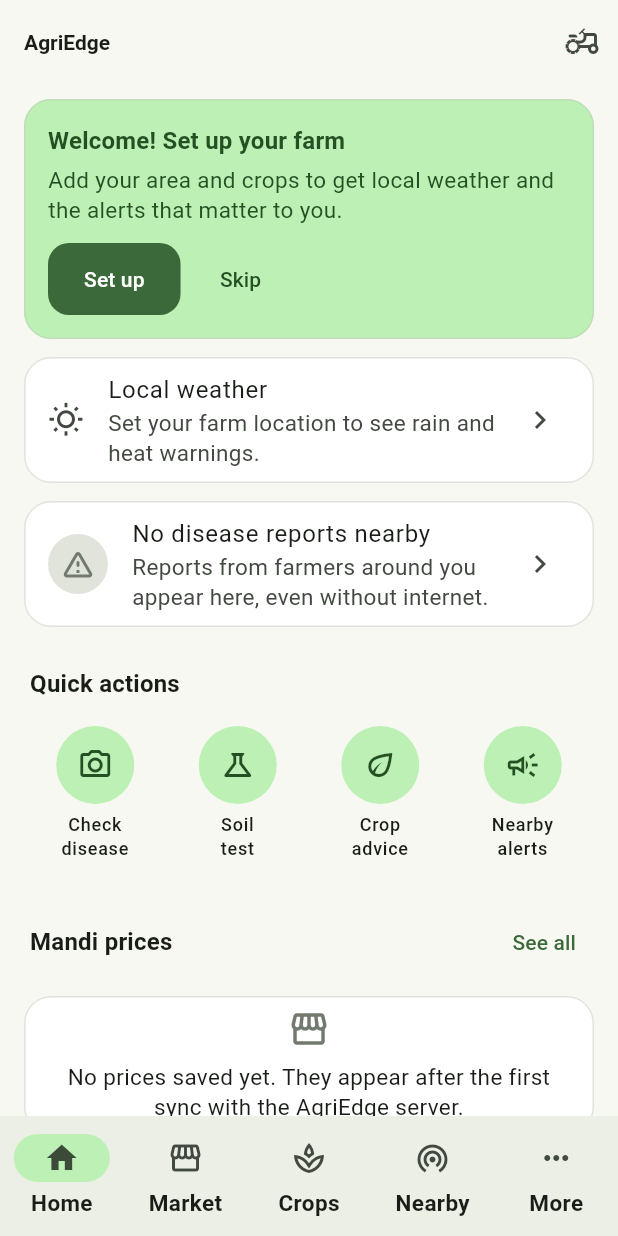
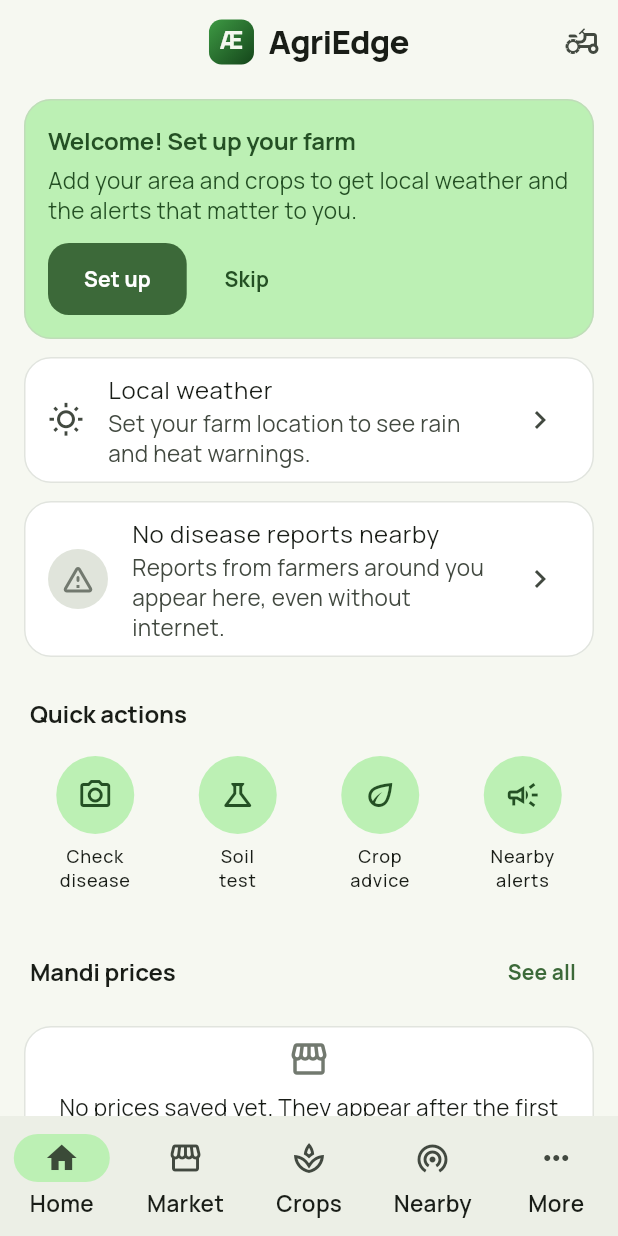
Before and after one commit to Orion2726/AgriEdge, a Flutter app: the screen it shows after launch, on a phone screen of 412 x 824 dp. Run offline on Flutter 3.47's test engine with Material 3 defaults, Android fonts, the phone set to English and light mode, and no system bars; our stand-ins replace connectivity_plus, dio, drift, fl_chart, flutter_riverpod, flutter_secure_storage and 5 more; missing offline and left inert: bluetooth_low_energy, cbor, cryptography, tflite_flutter, workmanager; accounts and stored records are empty; generated files the repository leaves out were written again; network calls fail; statements that could not run were skipped.

Commit message:
Models work on Android; Æ identity and Manrope font
- tflite_flutter 0.11 bundled TFLite 2.11, which cannot load the cotton,
  rice, wheat and staple-crop models (FULLY_CONNECTED v12) — every check for
  those crops failed. Upgrade to 0.12.1 (LiteRT 1.4.0). Verified on a phone
  with real images: potato/corn/cotton correct; price forecast and crop
  recommendation run.
- Disease check never hangs: errors are caught and explained; results below
  60% confidence show 'Not sure' with the top two possibilities and advice
  to retake a close-up.
- Æ ligature brand mark: launcher icon, splash (incl. Android 12+), centred
  home wordmark. Manrope typeface (OFL) bundled.

Co-Authored-By: Claude Opus 5.5 <noreply@anthropic.com>

```diff
--- a/app/lib/core/theme/app_theme.dart
+++ b/app/lib/core/theme/app_theme.dart
@@ -15,20 +15,25 @@ class AppTheme {
   static ThemeData _build(Brightness brightness) {
     final scheme = ColorScheme.fromSeed(seedColor: seed, brightness: brightness);
     final isDark = brightness == Brightness.dark;
-    final base = ThemeData(useMaterial3: true, colorScheme: scheme, brightness: brightness);
+    final base = ThemeData(useMaterial3: true, colorScheme: scheme, brightness: brightness, fontFamily: 'Manrope');
     return base.copyWith(
       scaffoldBackgroundColor: isDark ? const Color(0xFF111511) : const Color(0xFFF6F8F1),
       textTheme: base.textTheme.copyWith(
         bodyMedium: base.textTheme.bodyMedium?.copyWith(fontSize: 15, height: 1.35),
-        titleMedium: base.textTheme.titleMedium?.copyWith(fontWeight: FontWeight.w600),
-        titleLarge: base.textTheme.titleLarge?.copyWith(fontWeight: FontWeight.w700),
+        titleMedium: base.textTheme.titleMedium?.copyWith(fontWeight: FontWeight.w700, letterSpacing: -0.1),
+        titleLarge: base.textTheme.titleLarge?.copyWith(fontWeight: FontWeight.w800, letterSpacing: -0.4),
+        titleSmall: base.textTheme.titleSmall?.copyWith(fontWeight: FontWeight.w700),
+        headlineSmall: base.textTheme.headlineSmall?.copyWith(fontWeight: FontWeight.w800, letterSpacing: -0.5),
+        displayMedium: base.textTheme.displayMedium?.copyWith(letterSpacing: -1.5),
+        labelLarge: base.textTheme.labelLarge?.copyWith(fontWeight: FontWeight.w700),
       ),
       appBarTheme: AppBarTheme(
         centerTitle: false,
         elevation: 0,
         scrolledUnderElevation: 1,
         backgroundColor: isDark ? const Color(0xFF111511) : const Color(0xFFF6F8F1),
-        titleTextStyle: base.textTheme.titleLarge?.copyWith(fontWeight: FontWeight.w700, color: scheme.onSurface),
+        titleTextStyle: base.textTheme.titleLarge?.copyWith(
+            fontFamily: 'Manrope', fontWeight: FontWeight.w800, letterSpacing: -0.4, color: scheme.onSurface),
       ),
       cardTheme: CardThemeData(
         elevation: 0,
--- a/app/lib/features/home/presentation/home_screen.dart
+++ b/app/lib/features/home/presentation/home_screen.dart
@@ -13,6 +13,7 @@ import '../../../core/p2p/store/p2p_packet_store.dart';
 import '../../../core/settings/farm_setup.dart';
 import '../../../core/sync/sync_manager.dart';
 import '../../../shared/disease_label.dart';
+import '../../../shared/widgets/ae_logo.dart';
 import '../../../shared/widgets/ui.dart';
 import '../../market_price/data/market_price_repository.dart';
 import '../../msp/data/msp_repository.dart';
@@ -30,7 +31,8 @@ class HomeScreen extends ConsumerWidget {
     final setup = ref.watch(farmSetupProvider);
     return Scaffold(
       appBar: AppBar(
-        title: const Text('AgriEdge'),
+        centerTitle: true,
+        title: const AeWordmark(),
         actions: [
           IconButton(
             tooltip: 'My farm',
--- /dev/null
+++ b/app/lib/shared/widgets/ae_logo.dart
@@ -0,0 +1,50 @@
+import 'package:flutter/material.dart';
+
+/// The AgriEdge mark: the Æ ligature — A and E fused, as in Agri·Edge.
+class AeMark extends StatelessWidget {
+  const AeMark({super.key, this.size = 34});
+  final double size;
+
+  @override
+  Widget build(BuildContext context) => Container(
+        width: size,
+        height: size,
+        alignment: Alignment.center,
+        decoration: BoxDecoration(
+          borderRadius: BorderRadius.circular(size * 0.28),
+          gradient: const LinearGradient(
+            begin: Alignment.topLeft,
+            end: Alignment.bottomRight,
+            colors: [Color(0xFF3E9A44), Color(0xFF14451A)],
+          ),
+        ),
+        child: Text(
+          'Æ',
+          style: TextStyle(
+            fontFamily: 'Manrope',
+            fontWeight: FontWeight.w800,
+            fontSize: size * 0.56,
+            height: 1,
+            color: const Color(0xFFF3F8EE),
+          ),
+        ),
+      );
+}
+
+/// Centred wordmark for the home app bar.
+class AeWordmark extends StatelessWidget {
+  const AeWordmark({super.key});
+
+  @override
+  Widget build(BuildContext context) => Row(
+        mainAxisSize: MainAxisSize.min,
+        children: [
+          const AeMark(size: 30),
+          const SizedBox(width: 10),
+          Text(
+            'AgriEdge',
+            style: Theme.of(context).textTheme.titleLarge?.copyWith(fontWeight: FontWeight.w800, letterSpacing: -0.6),
+          ),
+        ],
+      );
+}
```
Also changed, not shown: app/lib/features/disease_detection/ml/tflite_disease_service.dart (+22 -7 lines), app/lib/features/disease_detection/presentation/disease_detection_screen.dart (+29 -2 lines), app/pubspec.yaml (+16 -1 lines), app/assets/fonts/Manrope-400.ttf (added), app/assets/fonts/Manrope-500.ttf (added), app/assets/fonts/Manrope-600.ttf (added), app/assets/fonts/Manrope-700.ttf (added), app/assets/fonts/Manrope-800.ttf (added), app/pubspec.lock, 10 other files.
